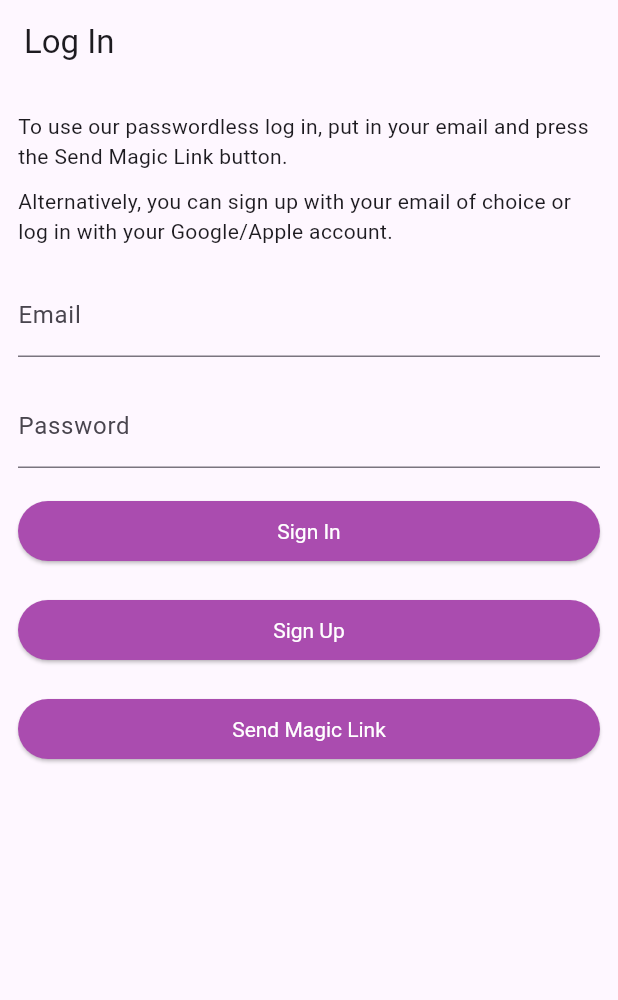
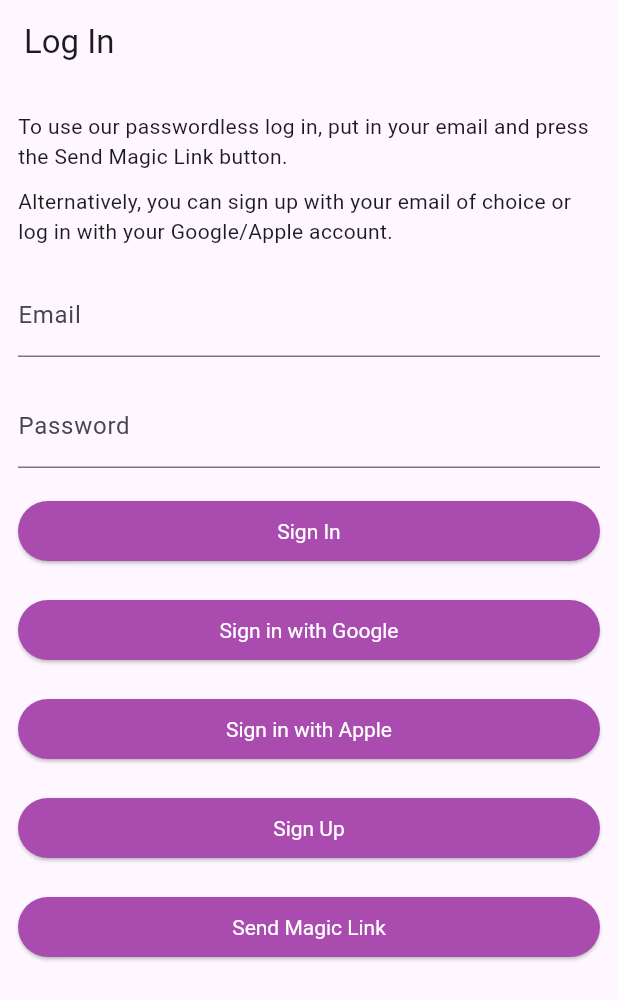
Before and after one commit to jkumz/expensee, a Flutter app: the screen it shows after launch, on a phone screen of 412 x 824 dp. Shown: the top 1000 px of the screen. Run offline on Flutter 3.47's test engine with Material 3 defaults, Android fonts, the phone set to English and light mode, and no system bars; our stand-ins replace flutter_dotenv, supabase_flutter; accounts and stored records are empty.

Commit message:
Login - Sign in with Google via OAuth 2 & Supabase implemented

```diff
--- a/lib/screens/login.dart
+++ b/lib/screens/login.dart
@@ -24,11 +24,6 @@ class Login extends StatefulWidget {
 class _LoginState extends State<Login> {
   bool _isLoading = false;
   bool _redirecting = false;
-
-  // Depending on which button user clicks one of these will change to true
-  bool _passwordLogin = false;
-  bool _magicLinkLogin = false;
-  bool _OAuthLogin = false;
 
   late final TextEditingController _emailController = TextEditingController();
   late final TextEditingController _passwordController =
@@ -109,8 +104,26 @@ class _LoginState extends State<Login> {
     }
   }
 
+  Future<void> _signInWithGoogle() async {
+    try {
+      await supabase.auth.signInWithOAuth(Provider.google,
+          redirectTo: dotenv.env["SUPABASE_AUTH_CALLBACK"]);
+    } catch (e) {
+      print("todo");
+    }
+  }
+
+  Future<void> _signInWithApple() async {
+    try {
+      await supabase.auth.signInWithOAuth(Provider.apple,
+          redirectTo: dotenv.env["SUPABASE_AUTH_CALLBACK"]);
+    } catch (e) {
+      print("todo");
+    }
+  }
+
   Future<void> _emailSignUp() async {
-    final AuthResponse res = await supabase.auth.signUp(
+    await supabase.auth.signUp(
         email: _emailController.text.trim(),
         password: _passwordController.text.trim());
 
@@ -169,10 +182,18 @@ class _LoginState extends State<Login> {
             decoration: const InputDecoration(labelText: 'Password'),
           ),
           const SizedBox(height: 18), // to add space
-          SignUpButton(Text(_isLoading ? 'Loading' : 'Sign In'),
+          ProvideCallbackButton(Text(_isLoading ? 'Loading' : 'Sign In'),
               _isLoading ? null : _signInWithPassword),
           const SizedBox(height: 18), // to add space
-          SignUpButton(Text(_isLoading ? 'Loading' : 'Sign Up'),
+          ProvideCallbackButton(
+              Text(_isLoading ? 'Loading' : 'Sign in with Google'),
+              _isLoading ? null : _signInWithGoogle),
+          const SizedBox(height: 18), // to add space
+          ProvideCallbackButton(
+              Text(_isLoading ? 'Loading' : 'Sign in with Apple'),
+              _isLoading ? null : _signInWithApple),
+          const SizedBox(height: 18), // to add space
+          ProvideCallbackButton(Text(_isLoading ? 'Loading' : 'Sign Up'),
               _isLoading ? null : _emailSignUp),
           const SizedBox(height: 18), // to add space
           MagicLinkButton(
@@ -213,13 +234,13 @@ class MagicLinkButton extends StatelessWidget {
   }
 }
 
-class SignUpButton extends StatelessWidget {
+class ProvideCallbackButton extends StatelessWidget {
   final Widget child;
   final GestureTapCallback? onTap;
   final Color? textColour;
   final Color? backgroundColour;
 
-  const SignUpButton(this.child, this.onTap,
+  const ProvideCallbackButton(this.child, this.onTap,
       {Key? key, this.textColour, this.backgroundColour});
 
   @override
```
Also changed, not shown: 1 other file.
